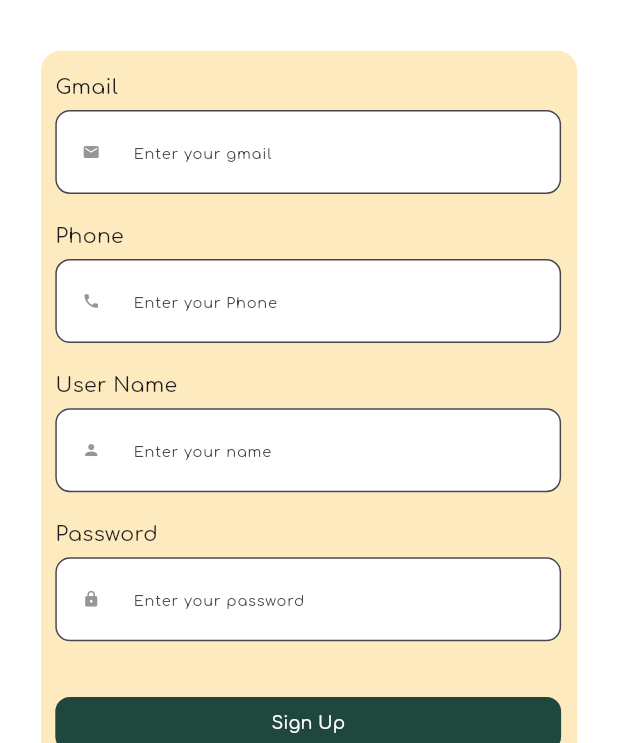
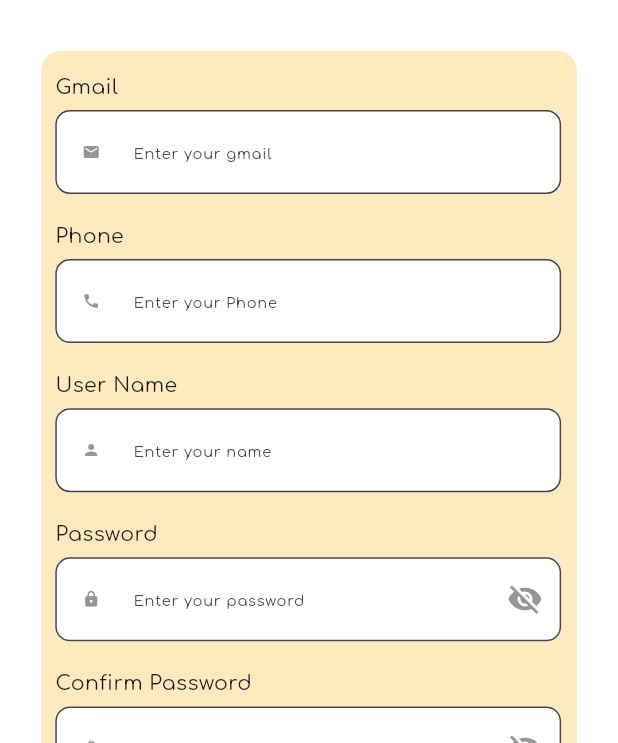
Before and after one commit to AhmedYasserww/shaghaf_app, a Flutter app: the SignUpScreen screen opened by its route, on a phone screen of 412 x 824 dp, the part 493-1236 px from its top. Run offline on Flutter 3.47's test engine with Material 3 defaults, Android fonts, the light colour scheme and no system bars; our stand-ins replace bloc, carousel_slider, dartz, dio, dotted_line, flutter_bloc and 7 more.

Commit message:
create visible icon to password field

```diff
--- a/lib/core/widgets/custom_text_form_field.dart
+++ b/lib/core/widgets/custom_text_form_field.dart
@@ -10,7 +10,8 @@ class CustomTextFormField extends StatelessWidget {
     required this.icon,
     required this.textInputType,
     this.controller,
-     this.validator,
+     this.validator, this.obscureText = false,
+    this.suffixIcon
   });
 
   //final void Function(String?) onSaved;
@@ -19,18 +20,21 @@ class CustomTextFormField extends StatelessWidget {
   final TextInputType textInputType;
    final TextEditingController? controller;
    final String? Function(String?)? validator;
-
+ final  bool  obscureText ;
+  final Widget? suffixIcon;
   @override
   Widget build(BuildContext context) {
     return TextFormField(
       controller:controller ,
      validator: validator,
+      obscureText:obscureText ,
       decoration: InputDecoration(
-       // constraints: BoxConstraints(maxHeight: 50),
         filled: true,
         fillColor: Colors.white,
         hintText: hintText,
         hintStyle: Styles.textStyle10,
+        suffixIcon: suffixIcon,
+
         prefixIcon: Icon(
           icon,
           size: 12.25.sp,
--- a/lib/features/auth/presentation/views/widgets/password_field.dart
+++ b/lib/features/auth/presentation/views/widgets/password_field.dart
@@ -1,16 +1,24 @@
 import 'package:flutter/material.dart';
 import 'package:flutter_screenutil/flutter_screenutil.dart';
 
+import '../../../../../constants.dart';
 import '../../../../../core/utils/functions/styles.dart';
 import '../../../../../core/widgets/custom_text_form_field.dart';
 
-class PasswordField extends StatelessWidget {
-  const PasswordField({super.key,required this.passwordController });
+class PasswordField extends StatefulWidget {
+  const PasswordField({super.key,
+    required this.passwordController
+  });
   final TextEditingController passwordController;
 
   @override
+  State<PasswordField> createState() => _PasswordFieldState();
+}
+
+class _PasswordFieldState extends State<PasswordField> {
+  bool visible = true;
+  @override
   Widget build(BuildContext context) {
-    String? password;
     return Column(
       crossAxisAlignment: CrossAxisAlignment.start,
       children: [
@@ -22,12 +30,22 @@ class PasswordField extends StatelessWidget {
           height: 5.h,
         ),
         CustomTextFormField(
-            controller: passwordController,
+          obscureText: visible,
+            suffixIcon: IconButton(
+              onPressed: (){
+setState(() {
+  visible =!visible;
+});
+              },
+              icon: Icon(visible ? Icons.visibility_off : Icons.visibility, color: kIconsColorForAuth,),
+            ),
+            controller: widget.passwordController,
             validator: (value) => value == null || value.isEmpty ? 'Field is required' : null,
 
             hintText: "Enter your password",
             icon: Icons.lock,
             textInputType: TextInputType.visiblePassword),
+
       ],
     );
   }
--- a/lib/features/auth/presentation/views/widgets/signUpWidgets/confirm_password_field.dart
+++ b/lib/features/auth/presentation/views/widgets/signUpWidgets/confirm_password_field.dart
@@ -1,16 +1,22 @@
 import 'package:flutter/material.dart';
 import 'package:flutter_screenutil/flutter_screenutil.dart';
 
+import '../../../../../../constants.dart';
 import '../../../../../../core/utils/functions/styles.dart';
 import '../../../../../../core/widgets/custom_text_form_field.dart';
 
-class ConfirmPasswordField extends StatelessWidget {
+class ConfirmPasswordField extends StatefulWidget {
   const ConfirmPasswordField({super.key, required this.confirmPasswordController,});
  final TextEditingController confirmPasswordController;
 
   @override
+  State<ConfirmPasswordField> createState() => _ConfirmPasswordFieldState();
+}
+
+class _ConfirmPasswordFieldState extends State<ConfirmPasswordField> {
+  bool visible = true;
+  @override
   Widget build(BuildContext context) {
-    String? confirmPassword;
     return Column(
         crossAxisAlignment: CrossAxisAlignment.start,
       children: [
@@ -22,8 +28,17 @@ class ConfirmPasswordField extends StatelessWidget {
           height: 5.h,
         ),
         CustomTextFormField(
+          obscureText: visible,
             validator: (value) => value == null || value.isEmpty ? 'Field is required' : null,
-            controller: confirmPasswordController,
+            suffixIcon: IconButton(
+              onPressed: (){
+                setState(() {
+                  visible =!visible;
+                });
+              },
+              icon: Icon(visible ? Icons.visibility_off : Icons.visibility, color: kIconsColorForAuth,),
+            ),
+            controller: widget.confirmPasswordController,
             hintText: "Confirm password", icon: Icons.lock, textInputType: TextInputType.visiblePassword),
       ],
     );
--- a/lib/features/auth/presentation/views/widgets/signUpWidgets/sign_up_details.dart
+++ b/lib/features/auth/presentation/views/widgets/signUpWidgets/sign_up_details.dart
@@ -51,13 +51,6 @@ class _SignUpDetailsState extends State<SignUpDetails> {
   }
   @override
   Widget build(BuildContext context) {
-    // GlobalKey<FormState> formState = GlobalKey();
-    // String email = '';
-    // String userName = '';
-    // String password = '';
-    // String phone = '';
-    // String confirmPassword = '';
-
     return BlocConsumer<SignUpCubit, SignUpState>(
       listener: (context, state) {
         if (state is SignUpSuccess) {
@@ -80,10 +73,9 @@ class _SignUpDetailsState extends State<SignUpDetails> {
             crossAxisAlignment: CrossAxisAlignment.start,
             children: [
               if (state is SignUpLoading)
-                const Center(child: CircularProgressIndicator()), // Show loading indicator during sign-up
+                const Center(child: CircularProgressIndicator()),
               GmailField(
          emailController:emailController ,
-               // onSaved: (value) => email = value ?? '',
               ),
               SizedBox(height: 19.h),
               PhoneField(
@@ -98,9 +90,9 @@ class _SignUpDetailsState extends State<SignUpDetails> {
                passwordController: passwordController,
               ),
               SizedBox(height: 19.h),
-              // ConfirmPasswordField(
-              //
-              // ),
+              ConfirmPasswordField(
+confirmPasswordController: confirmPasswordController,
+              ),
               SizedBox(height: 19.h),
               Row(
                 children: [
```
